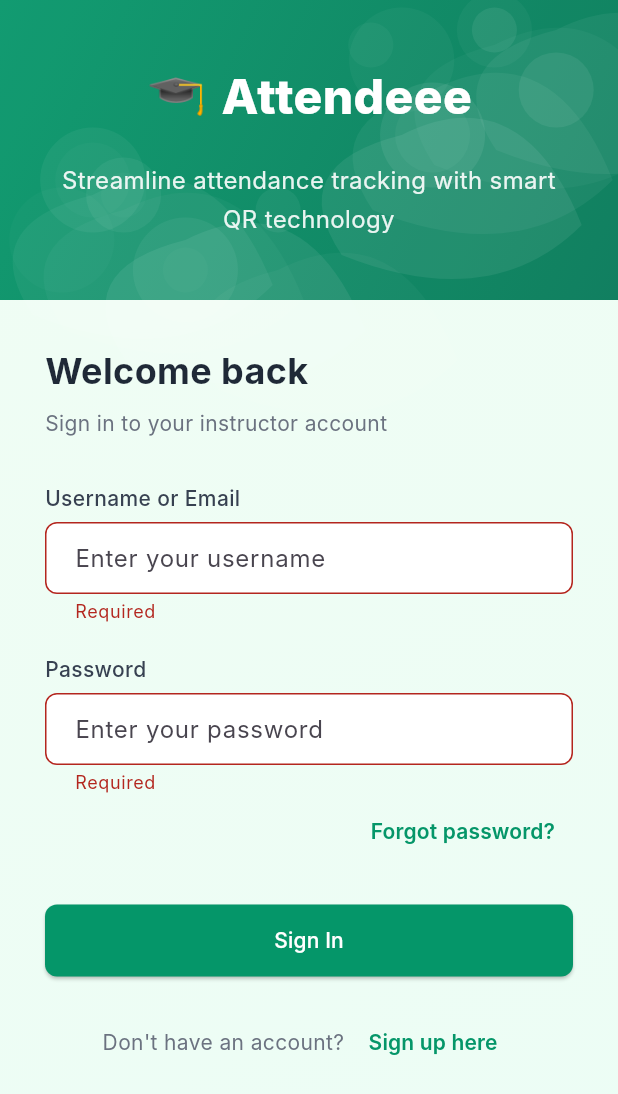
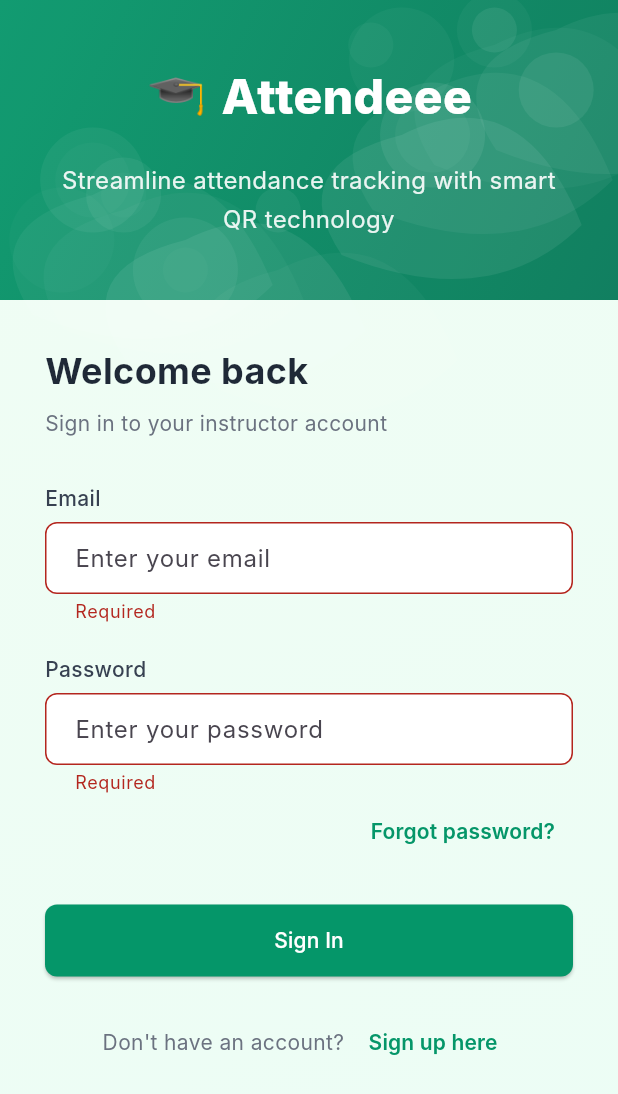
Before and after one commit to IceColaMasarap/rollpointmobile, a Flutter app: the screen it shows after launch, after a tap on "Get Started", after a tap on "Sign In", on a phone screen of 412 x 824 dp. Shown: the top 1094 px of the screen. Run offline on Flutter 3.47's test engine with Material 3 defaults, Android fonts, the phone set to English and light mode, and no system bars; our stand-ins replace supabase_flutter; accounts and stored records are empty; Roboto replaces fonts that are missing (Inter).

Commit message:
not signed in

```diff
--- a/lib/login_page.dart
+++ b/lib/login_page.dart
@@ -1,8 +1,9 @@
 import 'package:flutter/material.dart';
 import 'widgets/camouflage_background.dart';
-import 'register_page.dart'; // 👈 add this at the top
+import 'register_page.dart';
 import 'forgot_password_page.dart';
 import 'ProfileSetupPage.dart';
+import 'package:supabase_flutter/supabase_flutter.dart';
 
 class LoginPage extends StatefulWidget {
   const LoginPage({Key? key}) : super(key: key);
@@ -13,7 +14,7 @@ class LoginPage extends StatefulWidget {
 
 class _LoginPageState extends State<LoginPage> with TickerProviderStateMixin {
   final _formKey = GlobalKey<FormState>();
-  final _usernameController = TextEditingController();
+  final _emailController = TextEditingController();
   final _passwordController = TextEditingController();
 
   bool _isLoading = false;
@@ -23,8 +24,8 @@ class _LoginPageState extends State<LoginPage> with TickerProviderStateMixin {
   late AnimationController _animationController;
   late Animation<double> _fadeAnimation;
 
-  static const String demoUsername = 'demo@attendeee.com';
-  static const String demoPassword = 'demo123';
+  // Supabase client
+  SupabaseClient get _supabase => Supabase.instance.client;
 
   @override
   void initState() {
@@ -42,7 +43,7 @@ class _LoginPageState extends State<LoginPage> with TickerProviderStateMixin {
   @override
   void dispose() {
     _animationController.dispose();
-    _usernameController.dispose();
+    _emailController.dispose();
     _passwordController.dispose();
     super.dispose();
   }
@@ -56,19 +57,18 @@ class _LoginPageState extends State<LoginPage> with TickerProviderStateMixin {
       _successMessage = null;
     });
 
-    await Future.delayed(const Duration(milliseconds: 1500));
+    try {
+      final response = await _supabase.auth.signInWithPassword(
+        email: _emailController.text.trim(),
+        password: _passwordController.text.trim(),
+      );
 
-    setState(() {
-      _isLoading = false;
-    });
-
-    if (_usernameController.text == demoUsername &&
-        _passwordController.text == demoPassword) {
+      if (response.session != null) {
         setState(() {
           _successMessage = 'Login successful! Redirecting...';
         });
 
-      Future.delayed(const Duration(milliseconds: 1500), () {
+        Future.delayed(const Duration(milliseconds: 1200), () {
           Navigator.pushReplacement(
             context,
             MaterialPageRoute(builder: (_) => const ProfileSetupPage()),
@@ -76,27 +76,22 @@ class _LoginPageState extends State<LoginPage> with TickerProviderStateMixin {
         });
       } else {
         setState(() {
-        _errorMessage = 'Invalid username or password.';
+          _errorMessage = "Login failed: No active session.";
         });
       }
+    } on AuthException catch (authError) {
+      setState(() {
+        _errorMessage = "Login failed: ${authError.message}";
+      });
+    } catch (error) {
+      setState(() {
+        _errorMessage = "Unexpected error: $error";
+      });
+    } finally {
+      setState(() {
+        _isLoading = false;
+      });
     }
-
-  void _showDashboardDialog() {
-    showDialog(
-      context: context,
-      builder: (context) => AlertDialog(
-        title: const Text('Welcome to Attendeee Dashboard!'),
-        content: const Text(
-          'Demo credentials:\nUsername: demo@attendeee.com\nPassword: demo123',
-        ),
-        actions: [
-          TextButton(
-            onPressed: () => Navigator.of(context).pop(),
-            child: const Text('OK'),
-          ),
-        ],
-      ),
-    );
   }
 
   @override
@@ -124,7 +119,7 @@ class _LoginPageState extends State<LoginPage> with TickerProviderStateMixin {
                         : EdgeInsets.zero,
                     constraints: isWideScreen
                         ? const BoxConstraints(maxWidth: 1000)
-                        : const BoxConstraints.expand(), // full screen on mobile
+                        : const BoxConstraints.expand(),
                     child: isWideScreen
                         ? _buildWideLayout()
                         : _buildNarrowLayout(),
@@ -257,9 +252,9 @@ class _LoginPageState extends State<LoginPage> with TickerProviderStateMixin {
                 const Color(0xFFf0fdf4),
               ),
             _buildTextField(
-              controller: _usernameController,
-              label: 'Username or Email',
-              hint: 'Enter your username',
+              controller: _emailController,
+              label: 'Email',
+              hint: 'Enter your email',
             ),
             const SizedBox(height: 20),
             _buildTextField(
@@ -289,7 +284,6 @@ class _LoginPageState extends State<LoginPage> with TickerProviderStateMixin {
                 ),
               ),
             ),
-
             const SizedBox(height: 25),
             _buildLoginButton(),
             const SizedBox(height: 20),
--- a/lib/main.dart
+++ b/lib/main.dart
@@ -8,7 +8,8 @@ Future<void> main() async {
   // Initialize Supabase directly (like your working project)
   await Supabase.initialize(
     url: 'https://ndkzicvwclpxwzypvdcq.supabase.co',
-    anonKey: 'eyJhbGciOiJIUzI1NiIsInR5cCI6IkpXVCJ9.eyJpc3MiOiJzdXBhYmFzZSIsInJlZiI6Im5ka3ppY3Z3Y2xweHd6eXB2ZGNxIiwicm9sZSI6ImFub24iLCJpYXQiOjE3MzQ1MDEzNjcsImV4cCI6MjA1MDA3NzM2N30.aQGgBJ0HVkkWwcCrGiMHdq0E1WjNBLNLvQWY2xz2SLM',
+    anonKey:
+        'eyJhbGciOiJIUzI1NiIsInR5cCI6IkpXVCJ9.eyJpc3MiOiJzdXBhYmFzZSIsInJlZiI6Im5ka3ppY3Z3Y2xweHd6eXB2ZGNxIiwicm9sZSI6ImFub24iLCJpYXQiOjE3NTU2NTAyOTYsImV4cCI6MjA3MTIyNjI5Nn0.tWontQlnV_7uxwWH-Mf4bj7w5Pv8m6lc9Kuedfm5ONQ',
   );
 
   print('Supabase initialized successfully');
@@ -23,10 +24,7 @@ class AttendeeApp extends StatelessWidget {
   Widget build(BuildContext context) {
     return MaterialApp(
       title: 'Attendeee',
-      theme: ThemeData(
-        fontFamily: 'Inter',
-        primarySwatch: Colors.green,
-      ),
+      theme: ThemeData(fontFamily: 'Inter', primarySwatch: Colors.green),
       home: const LandingPage(),
       debugShowCheckedModeBanner: false,
     );
```
Also changed, not shown: pubspec.lock. Lines whose indentation alone changed are shown as unchanged.
